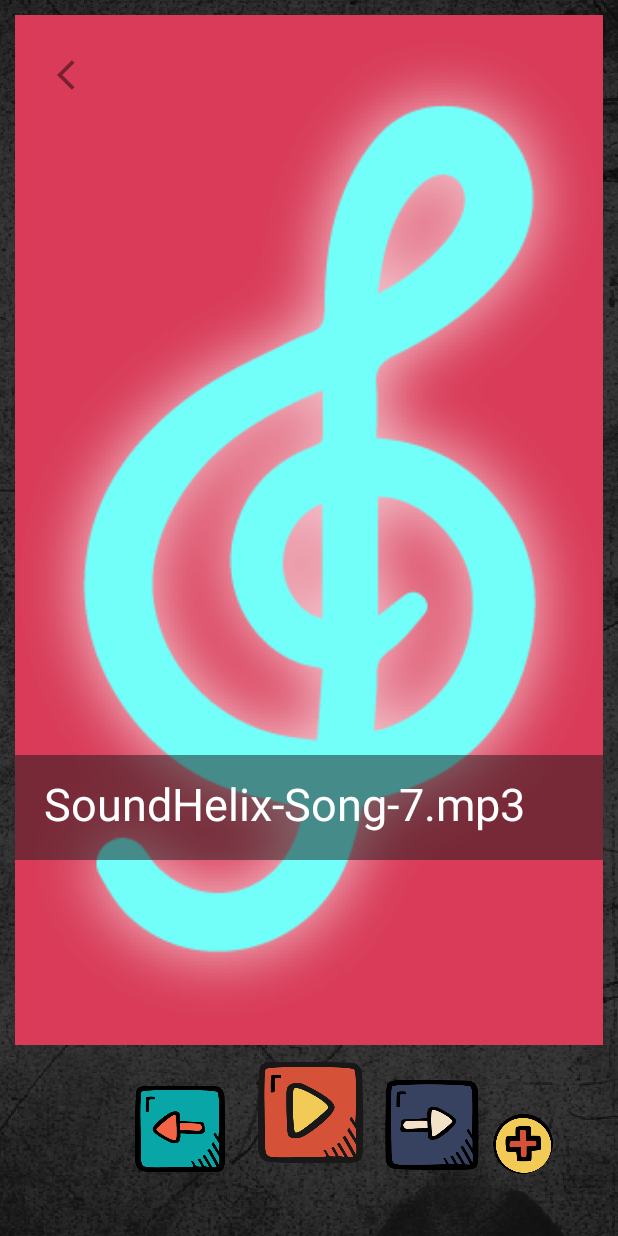
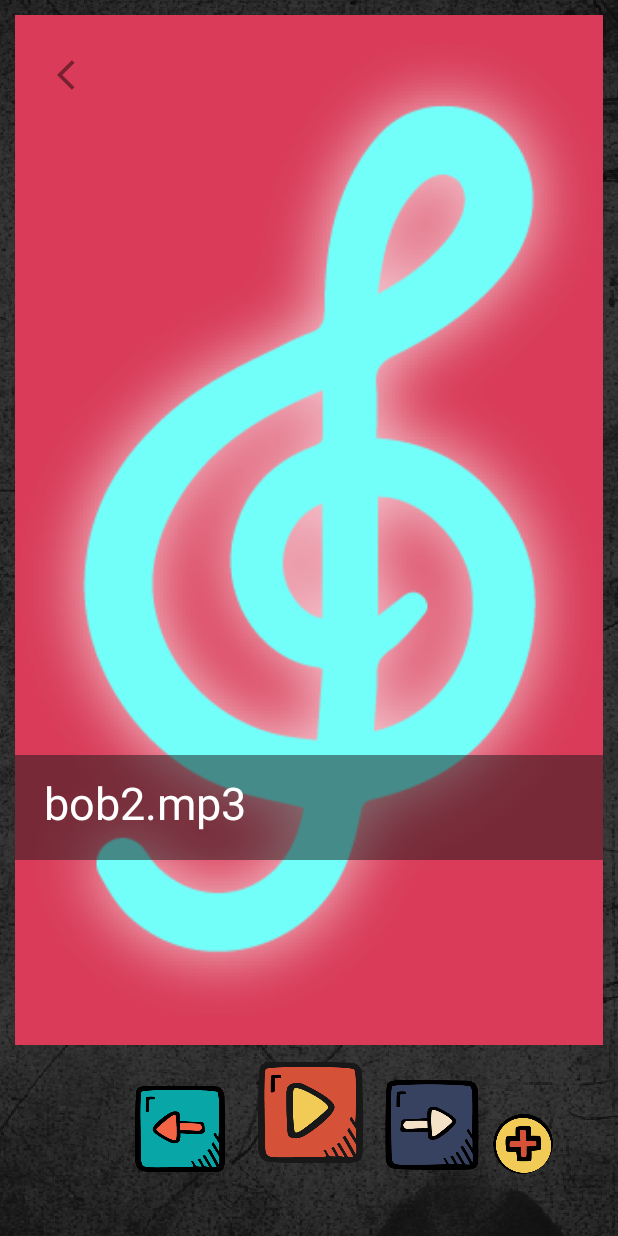
Before and after one commit to Shay-M/MediaPlayer, an Android app: the screen it shows after launch (MainActivity), after a tap on "false", on a phone screen of 412 x 824 dp. Run offline under Robolectric (Android 15) with nearby library versions, the phone set to English and light mode, and no system bars; pictures from the network do not load; 1 statement that could not run was skipped.

Commit message:
list of songs updated + swift add

```diff
--- a/app/src/main/java/com/example/mediaplayer/ActionsMediaPlayer/ActionsPlayer.java
+++ b/app/src/main/java/com/example/mediaplayer/ActionsMediaPlayer/ActionsPlayer.java
@@ -10,4 +10,5 @@ public interface ActionsPlayer {
 
     void pauseClick();
 
+
 }
--- a/app/src/main/java/com/example/mediaplayer/MainActivity.java
+++ b/app/src/main/java/com/example/mediaplayer/MainActivity.java
@@ -25,42 +25,58 @@ import com.example.mediaplayer.SongsRecyclerView.SoundBigFragment;
 import com.example.mediaplayer.utils.CameraManagerUrl;
 import com.google.android.material.snackbar.Snackbar;
 
-import java.util.ArrayList;
-
 
 public class MainActivity extends AppCompatActivity implements ActionsPlayer, AddSongDialog.AddSongDialogListener {
-    final String REGISTER_FRAGMENT_TAG = "register_fragemnt";
+    final String REGISTER_FRAGMENT_TAG = "register_fragment";
     boolean isPlaying = false;
-    private ArrayList<String> listOfSongs = new ArrayList<>();
     private Intent intent;
     private ManagerListSongs managerListSongs;
-    //private AtomicReference<SongAdapter> songAdapter;
-    //private RecyclerView recyclerView;
+
     private ImageView playBtn;
-    private ImageView backBigPic;
-    private SongRecyclerView_UpdateUI_Fragment songRecyclerViewFragment;
 
-    private SongAdapter.RecyclerViewListener recyclerViewListener;
-//    private RecyclerViewUpdateUIListener listener;
-
-    private BroadcastReceiver pausePlayingAudio = new BroadcastReceiver() {
+    private final BroadcastReceiver pausePlayingAudio = new BroadcastReceiver() {
         @Override
         public void onReceive(Context context, Intent intent) {
 
-            Log.d("BroadcastReceiver", "context: " + context + "Intent: " + intent);
+            Log.d("pausePlayingAudio", "context: " + context + "Intent: " + intent);
+            playBtn.setImageResource(R.drawable.pausexhdpi);
+            isPlaying = false;
+
+        }
+    };
+    private final BroadcastReceiver closePlayingAudio = new BroadcastReceiver() {
+        @Override
+        public void onReceive(Context context, Intent intent) {
+
+            Log.d("closePlayingAudio", "context: " + context + "Intent: " + intent);
             playBtn.setImageResource(R.drawable.playxhdpi);
-
+            isPlaying = false;
 
         }
     };
 
+    //register to actions
+    private void register_pausePlayingAudio() {
+        IntentFilter intentFilter = new IntentFilter(Actions.PAUSE_SONG);
+        registerReceiver(pausePlayingAudio, intentFilter);
+    }
+
+    private void register_closePlayingAudio() {
+        IntentFilter intentFilter = new IntentFilter(Actions.CLOSE_SONG);
+        registerReceiver(closePlayingAudio, intentFilter);
+    }
+
+
+    private ImageView backBigPic;
+    private SongRecyclerView_UpdateUI_Fragment songRecyclerViewFragment;
+    private SongAdapter.RecyclerViewListener recyclerViewListener;
 
     @Override
     protected void onCreate(Bundle savedInstanceState) {
         super.onCreate(savedInstanceState);
         setContentView(R.layout.activity_main);
 
-        //https://www.geeksforgeeks.org/different-ways-to-hide-action-bar-in-android-with-examples/
+        // Removing top action bar: https://www.geeksforgeeks.org/different-ways-to-hide-action-bar-in-android-with-examples/
         if (getSupportActionBar() != null) {
             getSupportActionBar().hide();
         }
@@ -68,6 +84,7 @@ public class MainActivity extends AppCompatActivity implements ActionsPlayer, Ad
         playBtn = findViewById(R.id.btn_play_main);
         backBigPic = findViewById(R.id.back_big_pic);
         final ImageView nextBtn = findViewById(R.id.btn_next_main);
+        final ImageView backBtn = findViewById(R.id.btn_prev_main);
         final ImageView addBtn = findViewById(R.id.addLinkBtn);
 
 
@@ -92,7 +109,6 @@ public class MainActivity extends AppCompatActivity implements ActionsPlayer, Ad
             public void onImgClick(int position, View view) {
                 Log.d("onImgClick", "position: " + position);
                 String songName = managerListSongs.getListOfSongsItems().get(position).getName();
-                managerListSongs.getListOfSongsItems().get(position).getUri();
 
                 SoundBigFragment soundBigFragment = SoundBigFragment.newInstance(songName, managerListSongs.getListOfSongsItems().get(position).getUri());
                 backBigPic.setVisibility(View.VISIBLE);
@@ -108,7 +124,7 @@ public class MainActivity extends AppCompatActivity implements ActionsPlayer, Ad
         };
 
         ////
-        backBigPic.setOnClickListener(v-> showListOfSongFragment());
+        backBigPic.setOnClickListener(v -> showListOfSongFragment());
         showListOfSongFragment();
 
         //////////////////
@@ -135,16 +151,18 @@ public class MainActivity extends AppCompatActivity implements ActionsPlayer, Ad
             }
         });
 
+        nextBtn.setOnClickListener(view -> nextClick());
+        backBtn.setOnClickListener(view -> prevClick());
 
+        // add a song
         addBtn.setOnClickListener(view -> {
             AddSongDialog addSongDialog = new AddSongDialog();
             addSongDialog.show(getSupportFragmentManager(), "add song dialog");
 
         });
 
-        nextBtn.setOnClickListener(view -> nextClick());
-
         register_pausePlayingAudio();
+        register_closePlayingAudio();
 
     }
 
@@ -163,13 +181,11 @@ public class MainActivity extends AppCompatActivity implements ActionsPlayer, Ad
 
     @Override
     public void nextClick() {
-        //managerListSongs.nextClick();
 
         intent = new Intent(MainActivity.this, MusicPlayerService.class);
         intent.putExtra("command", Actions.NEXT_SONG);
 
         startService(intent);
-
     }
 
     @Override
@@ -179,7 +195,6 @@ public class MainActivity extends AppCompatActivity implements ActionsPlayer, Ad
         intent.putExtra("command", Actions.PREV_SONG);
 
         startService(intent);
-
     }
 
     @Override
@@ -189,7 +204,6 @@ public class MainActivity extends AppCompatActivity implements ActionsPlayer, Ad
         intent.putExtra("command", Actions.PLAY_SONG);
 
         startService(intent);
-
     }
 
     @Override
@@ -197,15 +211,9 @@ public class MainActivity extends AppCompatActivity implements ActionsPlayer, Ad
         intent = new Intent(MainActivity.this, MusicPlayerService.class);
         intent.putExtra("command", Actions.PAUSE_SONG);
 
-
         startService(intent);
     }
 
-    //register
-    private void register_pausePlayingAudio() {
-        IntentFilter intentFilter = new IntentFilter(Actions.PAUSE_SONG);
-        registerReceiver(pausePlayingAudio, intentFilter);
-    }
 
     /**
      * parameter from the interface AddSongDialogListener
@@ -218,28 +226,13 @@ public class MainActivity extends AppCompatActivity implements ActionsPlayer, Ad
         } catch (Exception e) {
             e.printStackTrace();
             Snackbar snackbar = Snackbar
-                    .make(getWindow().getDecorView().findViewById(R.id.RelativeLayout), "" + e.getMessage(), Snackbar.LENGTH_LONG);
+                    .make(getWindow().getDecorView().findViewById(R.id.RelativeLayout),
+                            "" + e.getMessage(), Snackbar.LENGTH_LONG);
             snackbar.show();
         }
-        //songAdapter.updateAndGet()
-        // update the view list
-        ////songAdapter.set(new SongAdapter(managerListSongs.getListOfSongsItems(), this));
-        ////recyclerView.setAdapter(songAdapter.get());
-
-//        listener.onUpdateListItem();
-
 
         //Hide the Keyboard
         com.example.shiftmanagerhit.Utility.HidesKeyboard.hideKeyboard(this);
     }
 
-//    public void setListener(MainActivity.RecyclerViewUpdateUIListener listener) {
-//
-//        this.listener = listener;
-//    }
-//
-//    public interface RecyclerViewUpdateUIListener {
-//        //        void onInsertItem(int position, View view);
-//        void onUpdateListItem();
-//    }
 }
--- a/app/src/main/java/com/example/mediaplayer/ManagerSongs/ManagerListSongs.java
+++ b/app/src/main/java/com/example/mediaplayer/ManagerSongs/ManagerListSongs.java
@@ -32,14 +32,14 @@ public class ManagerListSongs {
         listOfSongsItems = new ArrayList<>();
 
 
-        listOfUrlSongsToAddFirstTime.add("https://www.soundhelix.com/examples/mp3/SoundHelix-Song-7.mp3");
-        listOfUrlSongsToAddFirstTime.add("https://www.soundhelix.com/examples/mp3/SoundHelix-Song-15.mp3");
-        listOfUrlSongsToAddFirstTime.add("https://file-examples-com.github.io/uploads/2017/11/file_example_MP3_2MG.mp3");
-        listOfUrlSongsToAddFirstTime.add("https://www.soundhelix.com/examples/mp3/SoundHelix-Song-9.mp3");
-        listOfUrlSongsToAddFirstTime.add("https://www.soundhelix.com/examples/mp3/SoundHelix-Song-13.mp3");
-        listOfUrlSongsToAddFirstTime.add("https://www.syntax.org.il/xtra/bob2.mp3");
-        listOfUrlSongsToAddFirstTime.add("https://www.syntax.org.il/xtra/bob1.m4a");
-        listOfUrlSongsToAddFirstTime.add("https://www.syntax.org.il/xtra/bob.m4a");
+//        listOfUrlSongsToAddFirstTime.add("https://www.soundhelix.com/examples/mp3/SoundHelix-Song-7.mp3");
+//        listOfUrlSongsToAddFirstTime.add("https://www.soundhelix.com/examples/mp3/SoundHelix-Song-15.mp3");
+//        listOfUrlSongsToAddFirstTime.add("https://file-examples-com.github.io/uploads/2017/11/file_example_MP3_2MG.mp3");
+//        listOfUrlSongsToAddFirstTime.add("https://www.soundhelix.com/examples/mp3/SoundHelix-Song-9.mp3");
+//        listOfUrlSongsToAddFirstTime.add("https://www.soundhelix.com/examples/mp3/SoundHelix-Song-13.mp3");
+//        listOfUrlSongsToAddFirstTime.add("https://www.syntax.org.il/xtra/bob2.mp3");
+//        listOfUrlSongsToAddFirstTime.add("https://www.syntax.org.il/xtra/bob1.m4a");
+//        listOfUrlSongsToAddFirstTime.add("https://www.syntax.org.il/xtra/bob.m4a");
         listOfUrlSongsToAddFirstTime.add("https://www.syntax.org.il/xtra/bob2.mp3");
         listOfUrlSongsToAddFirstTime.add("https://www.syntax.org.il/xtra/bob1.m4a");
         listOfUrlSongsToAddFirstTime.add("https://www.syntax.org.il/xtra/bob.m4a");
@@ -91,7 +91,7 @@ public class ManagerListSongs {
     }
 
     public ArrayList<String> getListOfUrlSongs() {
-        Log.d("ManagerListSongs", "addSong: " + listOfUrlSongs);
+        //Log.d("ManagerListSongs", "addSong: " + listOfUrlSongs);
         return listOfUrlSongs;
     }
 
--- a/app/src/main/java/com/example/mediaplayer/SongsRecyclerView/SongRecyclerView_UpdateUI_Fragment.java
+++ b/app/src/main/java/com/example/mediaplayer/SongsRecyclerView/SongRecyclerView_UpdateUI_Fragment.java
@@ -1,16 +1,20 @@
 package com.example.mediaplayer.SongsRecyclerView;
 
 import android.os.Bundle;
+import android.util.Log;
 import android.view.LayoutInflater;
 import android.view.View;
 import android.view.ViewGroup;
 
 import androidx.fragment.app.Fragment;
+import androidx.recyclerview.widget.ItemTouchHelper;
 import androidx.recyclerview.widget.LinearLayoutManager;
 import androidx.recyclerview.widget.RecyclerView;
 
 import com.example.mediaplayer.ManagerSongs.ManagerListSongs;
 import com.example.mediaplayer.R;
+
+import java.util.Collections;
 
 /**
  * A simple {@link Fragment} subclass.
@@ -23,7 +27,7 @@ public class SongRecyclerView_UpdateUI_Fragment extends Fragment {
     // the fragment initialization parameters, e.g. ARG_ITEM_NUMBER
     private static final String ARG_PARAM1 = "param1";
     private static final String ARG_PARAM2 = "param2";
-    private  static SongAdapter.RecyclerViewListener recyclerViewListener = null;
+    private static SongAdapter.RecyclerViewListener recyclerViewListener = null;
 
     private RecyclerView recyclerView;
     private ManagerListSongs managerListSongs;
@@ -87,7 +91,6 @@ public class SongRecyclerView_UpdateUI_Fragment extends Fragment {
         managerListSongs = ManagerListSongs.getInstance();
 
         songAdapter = new SongAdapter(managerListSongs.getListOfSongsItems(), getActivity());
-//        songAdapter.notifyDataSetChanged();
 
 
         songAdapter.setListener(recyclerViewListener);
@@ -98,10 +101,39 @@ public class SongRecyclerView_UpdateUI_Fragment extends Fragment {
         managerListSongs.setListener(new ManagerListSongs.RecyclerViewUpdateUIListener() {
             @Override
             public void onUpdateListItem() {
-                songAdapter.notifyDataSetChanged();
-                //songAdapter.notifyItemInserted(songAdapter.getItemCount() + 1);
+//                songAdapter.notifyDataSetChanged();
+                songAdapter.notifyItemInserted(songAdapter.getItemCount() + 1);
             }
         });
+
+
+        ItemTouchHelper.SimpleCallback callback = new ItemTouchHelper.SimpleCallback(
+                ItemTouchHelper.UP | ItemTouchHelper.DOWN | ItemTouchHelper.START | ItemTouchHelper.END,
+                ItemTouchHelper.LEFT | ItemTouchHelper.RIGHT) {
+            @Override
+            public boolean onMove(RecyclerView recyclerView, RecyclerView.ViewHolder viewHolder, RecyclerView.ViewHolder target) {
+                int fromPosition = viewHolder.getAdapterPosition();
+                int toPosition = target.getAdapterPosition();
+
+                Collections.swap(managerListSongs.getListOfSongsItems(), fromPosition, toPosition);
+                Collections.swap(managerListSongs.getListOfUrlSongs(), fromPosition, toPosition);
+                Log.d("ItemTouchHelper", "onMove: ");
+                songAdapter.notifyItemMoved(fromPosition, toPosition);
+                return true;
+            }
+
+            @Override
+            public void onSwiped(RecyclerView.ViewHolder viewHolder, int direction) {
+
+                managerListSongs.getListOfSongsItems().remove(viewHolder.getAdapterPosition());
+                managerListSongs.getListOfUrlSongs().remove(viewHolder.getAdapterPosition());
+                songAdapter.notifyItemRemoved(viewHolder.getAdapterPosition());
+            }
+        };
+
+        ItemTouchHelper itemTouchHelper = new ItemTouchHelper(callback);
+        itemTouchHelper.attachToRecyclerView(recyclerView);
+
 
         return rootView;
     }
--- a/app/src/main/java/com/example/mediaplayer/SongsRecyclerView/SoundBigFragment.java
+++ b/app/src/main/java/com/example/mediaplayer/SongsRecyclerView/SoundBigFragment.java
@@ -69,12 +69,12 @@ public class SoundBigFragment extends Fragment {
         imgUri = Uri.parse(mSongUri);
 
         TextView songTitle = rootView.findViewById(R.id.big_name_song);
+//        songTitle.setAutoSizeTextTypeUniformWithConfiguration(20,28,2,1);
         ImageView songImg = rootView.findViewById(R.id.big_pic_song);
         songTitle.setText(mSongName);
         Glide.with(this).load(imgUri).centerCrop().into(songImg);//.thumbnail(0.10f)
 
 
-
         return rootView;
     }
 }
--- a/app/src/main/res/layout/activity_main.xml
+++ b/app/src/main/res/layout/activity_main.xml
@@ -49,7 +49,7 @@
     <!--        tools:ignore="ContentDescription" />-->
 
     <ImageView
-        android:id="@+id/prev_main"
+        android:id="@+id/btn_prev_main"
         android:layout_width="60dp"
         android:layout_height="60dp"
         android:layout_alignTop="@+id/btn_play_main"
@@ -66,7 +66,7 @@
         android:layout_alignParentBottom="true"
         android:layout_marginStart="22dp"
         android:layout_marginBottom="47dp"
-        android:layout_toEndOf="@+id/prev_main"
+        android:layout_toEndOf="@+id/btn_prev_main"
         android:src="@drawable/playxhdpi"
         tools:ignore="ContentDescription" />
 
--- a/app/src/main/res/layout/fragment_sound_big.xml
+++ b/app/src/main/res/layout/fragment_sound_big.xml
@@ -28,8 +28,10 @@
             android:layout_height="70dp"
             android:alpha="0.5"
             android:background="@color/_R_black"
+            android:cropToPadding="true"
             android:ellipsize="none"
             android:fadingEdgeLength="100dp"
+            android:padding="3dp"
             android:requiresFadingEdge="vertical"
             app:layout_constraintBottom_toBottomOf="parent"
             app:layout_constraintTop_toTopOf="parent"
@@ -39,11 +41,15 @@
         <TextView
             android:id="@+id/big_name_song"
             android:layout_width="match_parent"
-            android:layout_height="wrap_content"
+            android:layout_height="80dp"
+            android:autoSizeMaxTextSize="30sp"
+            android:autoSizeMinTextSize="20sp"
+            android:autoSizeStepGranularity="2sp"
+            android:autoSizeTextType="uniform"
             android:padding="19dp"
             android:text="@string/app_name"
             android:textColor="@color/white"
-            android:textSize="30sp"
+            android:textSize="28sp"
             app:layout_constraintBottom_toBottomOf="parent"
             app:layout_constraintTop_toTopOf="@+id/big_pic_song"
             app:layout_constraintVertical_bias="0.80" />
```
Also changed, not shown: app/src/main/java/com/example/mediaplayer/MusicPlayerService.java (+4 -7 lines), app/src/main/res/anim/rotate_loop.xml (added, +10 -0 lines).
